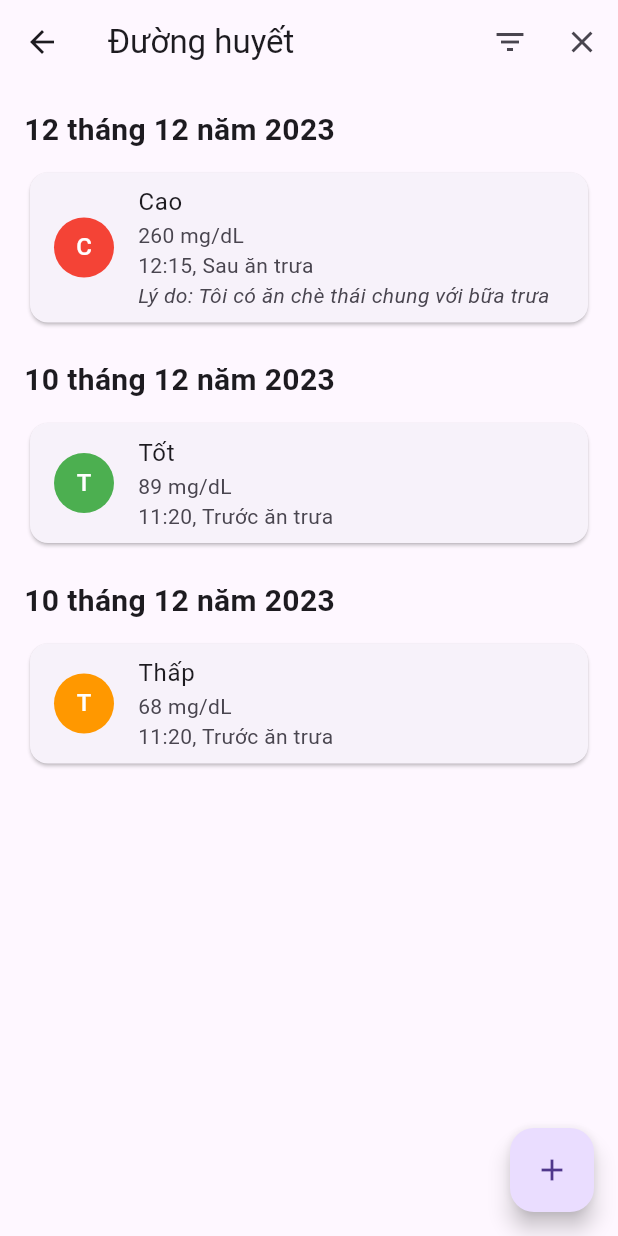
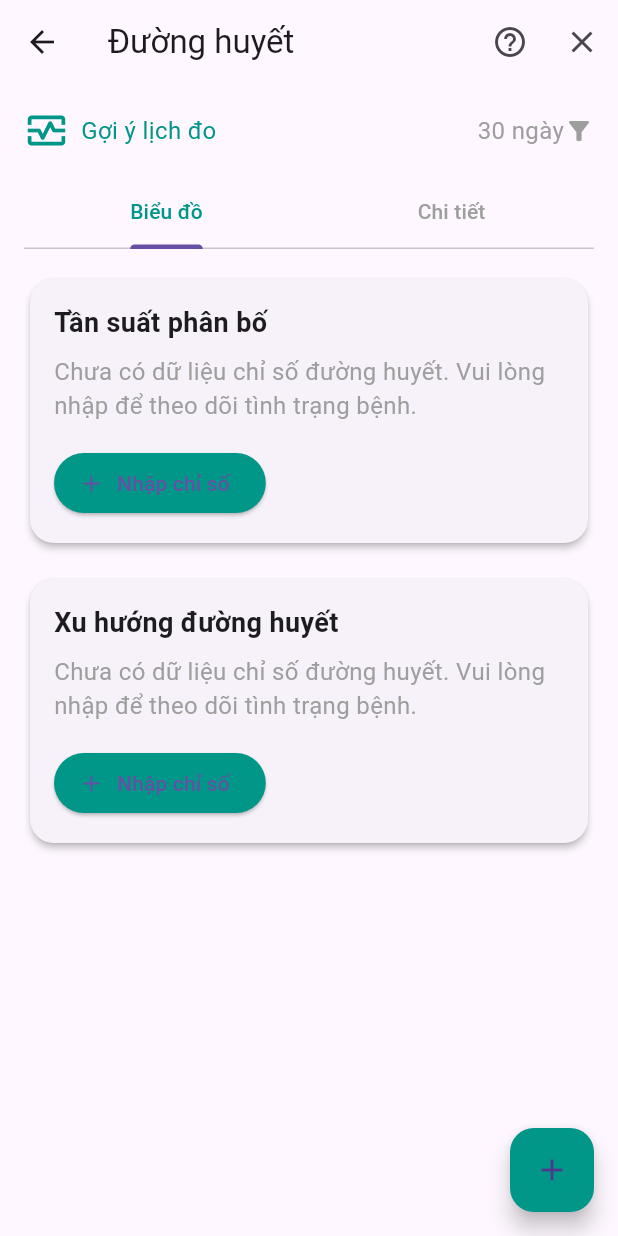
Before and after one commit to annguyen3112/diabetes_app, a Flutter app: the BloodSugarScreen screen opened directly, on a phone screen of 412 x 824 dp. Run offline on Flutter 3.47's test engine with Material 3 defaults, Android fonts, the phone set to English and light mode, and no system bars; our stand-ins replace sqflite; accounts and stored records are empty.

Commit message:
update blood_sugar_screen.dart

```diff
--- a/lib/screens/blood_sugar_screen.dart
+++ b/lib/screens/blood_sugar_screen.dart
@@ -1,4 +1,5 @@
 import 'package:flutter/material.dart';
+import 'enter_blood_sugar_screen.dart';
 
 class BloodSugarScreen extends StatelessWidget {
   @override
@@ -8,9 +9,9 @@ class BloodSugarScreen extends StatelessWidget {
         title: Text('Đường huyết'),
         actions: [
           IconButton(
-            icon: Icon(Icons.filter_list),
+            icon: Icon(Icons.help_outline),
             onPressed: () {
-              // Implement filter logic here
+              // Handle help icon press
             },
           ),
           IconButton(
@@ -26,52 +27,96 @@ class BloodSugarScreen extends StatelessWidget {
         child: Column(
           crossAxisAlignment: CrossAxisAlignment.start,
           children: [
-            Text(
-              '12 tháng 12 năm 2023',
-              style: TextStyle(fontSize: 20, fontWeight: FontWeight.bold),
+            // Title and Options
+            Row(
+              children: [
+                Icon(Icons.monitor_heart_outlined, size: 30, color: Colors.teal),
+                SizedBox(width: 8),
+                Text(
+                  'Gợi ý lịch đo',
+                  style: TextStyle(fontSize: 16, color: Colors.teal),
+                ),
+                Spacer(),
+                Text(
+                  '30 ngày',
+                  style: TextStyle(fontSize: 16, color: Colors.grey),
+                ),
+                Icon(Icons.filter_alt, size: 20, color: Colors.grey),
+              ],
             ),
-            SizedBox(height: 10),
-            _buildBloodSugarCard('Cao', '260 mg/dL', '12:15, Sau ăn trưa', Colors.red, reason: 'Tôi có ăn chè thái chung với bữa trưa'),
-            SizedBox(height: 20),
-            Text(
-              '10 tháng 12 năm 2023',
-              style: TextStyle(fontSize: 20, fontWeight: FontWeight.bold),
+            SizedBox(height: 16),
+            // Tab Bar
+            DefaultTabController(
+              length: 2,
+              child: TabBar(
+                labelColor: Colors.teal,
+                unselectedLabelColor: Colors.grey,
+                tabs: [
+                  Tab(text: 'Biểu đồ'),
+                  Tab(text: 'Chi tiết'),
+                ],
+              ),
             ),
-            SizedBox(height: 10),
-            _buildBloodSugarCard('Tốt', '89 mg/dL', '11:20, Trước ăn trưa', Colors.green),
-            SizedBox(height: 20),
-            Text(
-              '10 tháng 12 năm 2023',
-              style: TextStyle(fontSize: 20, fontWeight: FontWeight.bold),
+            SizedBox(height: 16),
+            // Content Area
+            Expanded(
+              child: ListView(
+                children: [
+                  // Distribution Frequency
+                  _buildCard(
+                    context: context,
+                    title: 'Tần suất phân bố',
+                    content: 'Chưa có dữ liệu chỉ số đường huyết. Vui lòng nhập để theo dõi tình trạng bệnh.',
+                  ),
+                  SizedBox(height: 16),
+                  // Blood Sugar Trend
+                  _buildCard(
+                    context: context,
+                    title: 'Xu hướng đường huyết',
+                    content: 'Chưa có dữ liệu chỉ số đường huyết. Vui lòng nhập để theo dõi tình trạng bệnh.',
+                  ),
+                ],
+              ),
             ),
-            SizedBox(height: 10),
-            _buildBloodSugarCard('Thấp', '68 mg/dL', '11:20, Trước ăn trưa', Colors.orange),
           ],
         ),
       ),
       floatingActionButton: FloatingActionButton(
         onPressed: () {
-          // Implement add new blood sugar record logic here
+          // Handle add blood sugar entry
         },
         child: Icon(Icons.add),
+        backgroundColor: Colors.teal,
       ),
     );
   }
 
-  Widget _buildBloodSugarCard(String status, String sugar, String time, Color color, {String? reason}) {
+  Widget _buildCard({required BuildContext context, required String title, required String content}) {
     return Card(
-      child: ListTile(
-        leading: CircleAvatar(
-          backgroundColor: color,
-          child: Text(status.substring(0, 1), style: TextStyle(color: Colors.white)),
-        ),
-        title: Text(status),
-        subtitle: Column(
+      shape: RoundedRectangleBorder(
+        borderRadius: BorderRadius.circular(16.0),
+      ),
+      elevation: 2,
+      child: Padding(
+        padding: const EdgeInsets.all(16.0),
+        child: Column(
           crossAxisAlignment: CrossAxisAlignment.start,
           children: [
-            Text(sugar),
-            Text(time),
-            if (reason != null) Text('Lý do: $reason', style: TextStyle(fontStyle: FontStyle.italic)),
+            Text(title, style: TextStyle(fontSize: 18, fontWeight: FontWeight.bold)),
+            SizedBox(height: 8),
+            Text(content, style: TextStyle(fontSize: 16, color: Colors.grey)),
+            SizedBox(height: 16),
+            ElevatedButton.icon(
+              onPressed: () {
+                Navigator.push(context, MaterialPageRoute(builder:
+                    (context) => EnterBloodSugarScreen()));
+              },
+              icon: Icon(Icons.add),
+              label: Text('Nhập chỉ số'),
+              style: ElevatedButton.styleFrom(
+                backgroundColor: Colors.teal,
+              ),
+            ),
           ],
         ),
       ),
```
